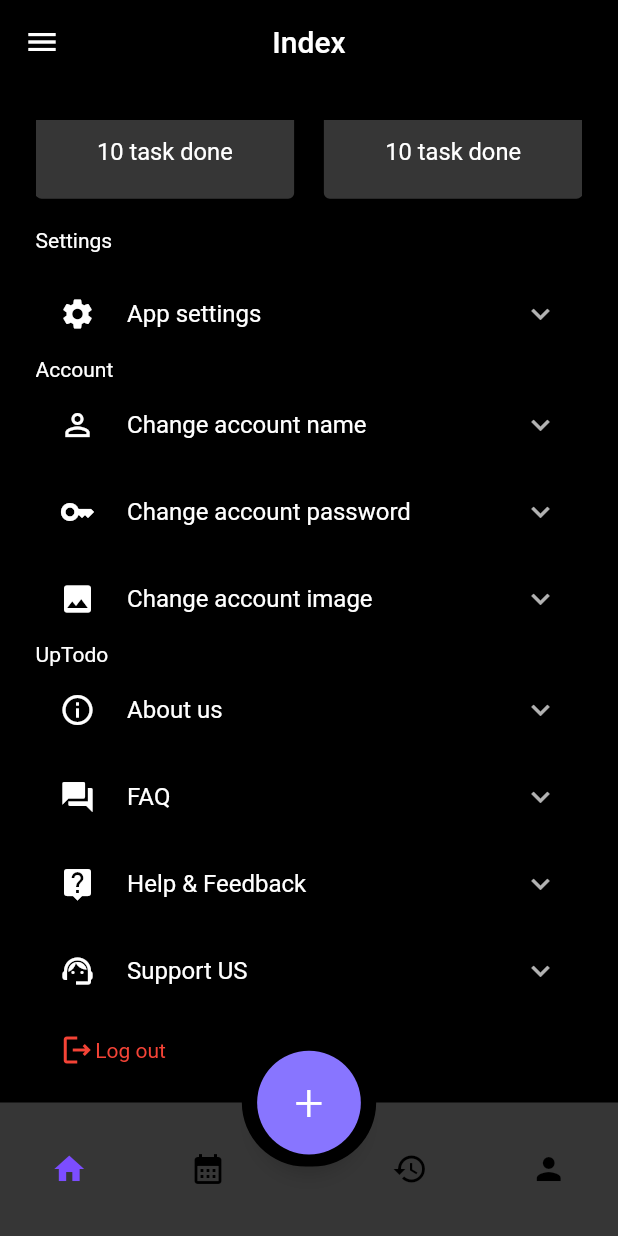
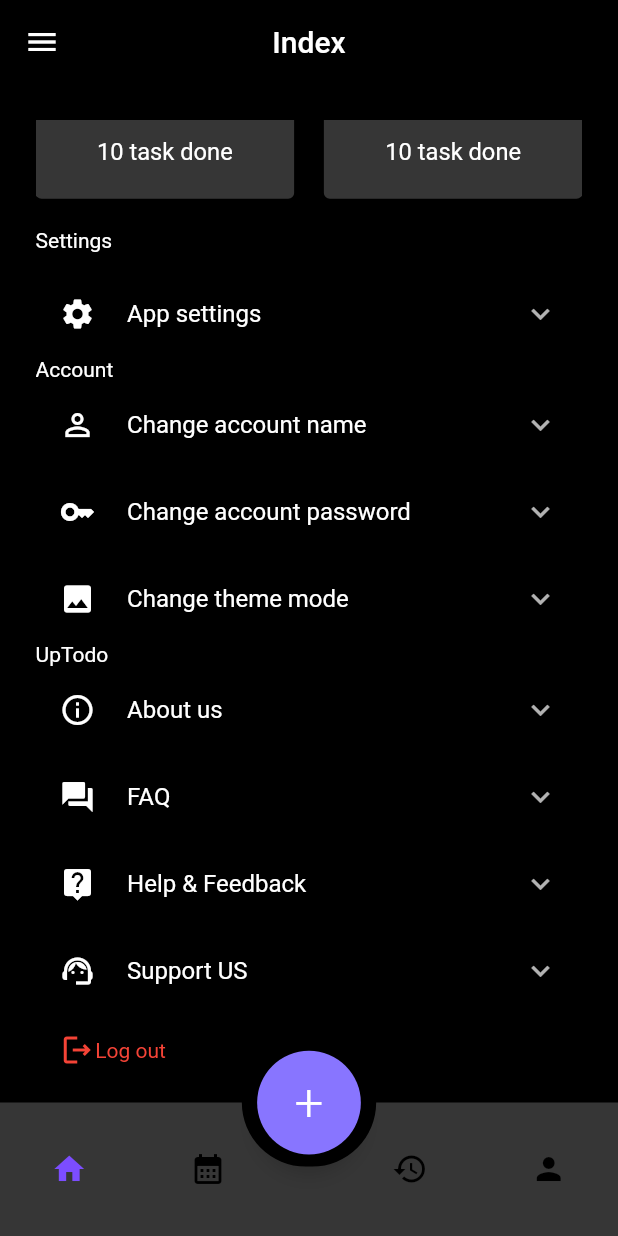
Before and after one commit to ahadjonovss/UpToDo, a Flutter app: the screen it shows after launch, item 4 of the bottom bar chosen, scrolled down 171 dp, on a phone screen of 412 x 824 dp. Run offline on Flutter 3.47's test engine with Material 2 defaults, Android fonts, the phone set to English and light mode, and no system bars; drawn by our look-alikes of animated_bottom_navigation_bar; our stand-ins replace calendar_date_picker2, easy_localization, flutter_screenutil, flutter_svg, lottie, shared_preferences and 1 more; accounts and stored records are empty; network calls fail.

```diff
--- /dev/null
+++ b/lib/core/database/dark_mode.dart
@@ -0,0 +1 @@
+bool isDark=true;
--- /dev/null
+++ b/lib/local_data/theme_provider.dart
@@ -0,0 +1,16 @@
+import 'package:flutter/cupertino.dart';
+import 'package:up_todo/local_data/shared_preference.dart';
+
+class ThemeProvider extends ChangeNotifier {
+  bool _isLight = StorageRepository.getBool("isLight");
+
+  setIsLight(bool isLight) async {
+    _isLight = isLight;
+    await StorageRepository.saveBool("isLight", _isLight);
+    notifyListeners();
+  }
+
+  getIsLight() {
+    return _isLight;
+  }
+}
--- a/lib/main.dart
+++ b/lib/main.dart
@@ -1,8 +1,14 @@
 import 'package:easy_localization/easy_localization.dart';
 import 'package:flutter/material.dart';
 import 'package:flutter_screenutil/flutter_screenutil.dart';
+import 'package:provider/provider.dart';
+import 'package:up_todo/core/database/dark_mode.dart';
 import 'package:up_todo/local_data/shared_preference.dart';
-import 'package:up_todo/routes/routes.dart';
+
+import 'package:up_todo/routes/routes.dart';import 'package:up_todo/utils/my_styles.dart';
+
+import 'local_data/theme_provider.dart';
+
 
 void main() async {
   WidgetsFlutterBinding.ensureInitialized();
@@ -16,7 +22,12 @@ void main() async {
           Locale('en',"EN")
     ],
         path: 'assets/translations',
-        child:  const MyApp()),
+        child:   MultiProvider(
+            providers: [
+            ChangeNotifierProvider(
+            create: (_) => ThemeProvider(),
+            )],
+            child: MyApp())),
   );
 }
 
@@ -31,13 +42,17 @@ class MyApp extends StatelessWidget {
         splitScreenMode: true,
         builder: (context, child) {
           return  MaterialApp(
+            theme: Styles.themeData(
+                !context.watch<ThemeProvider>().getIsLight(), context),
+            themeMode: context.watch<ThemeProvider>().getIsLight()
+                ? ThemeMode.dark
+                : ThemeMode.light,
             localizationsDelegates: context.localizationDelegates,
             supportedLocales: context.supportedLocales,
             locale: context.locale,
             darkTheme: ThemeData(
               brightness: Brightness.dark,
             ),
-            themeMode: ThemeMode.dark,
             onGenerateRoute: AppRoutes.generateRoute,
             initialRoute: RouteName.main,
             debugShowCheckedModeBanner: false,
--- a/lib/pages/home/account_page.dart
+++ b/lib/pages/home/account_page.dart
@@ -1,10 +1,15 @@
 import 'package:easy_localization/easy_localization.dart';
+import 'package:flutter/cupertino.dart';
 import 'package:flutter/material.dart';
 import 'package:flutter_screenutil/flutter_screenutil.dart';
 import 'package:shared_preferences/shared_preferences.dart';
+import 'package:up_todo/core/database/dark_mode.dart';
 import 'package:up_todo/local_data/shared_preference.dart';
 import 'package:up_todo/routes/routes.dart';
 import 'package:up_todo/utils/colors.dart';
+import 'package:provider/provider.dart';
+
+import '../../local_data/theme_provider.dart';
 
 class AccountPage extends StatefulWidget {
   const AccountPage({Key? key}) : super(key: key);
@@ -14,15 +19,18 @@ class AccountPage extends StatefulWidget {
 }
 
 class _AccountPageState extends State<AccountPage> {
+  bool _switchValue=true;
   int lang=StorageRepository.getInt('lang');
+  bool isLight = StorageRepository.getBool("isLight");
   @override
   Widget build(BuildContext context) {
+    var themeChanger = Provider.of<ThemeProvider>(context);
+
     TextEditingController ctrl_name=TextEditingController();
     TextEditingController ctrl_newpsw=TextEditingController();
     TextEditingController ctrl_oldpsw=TextEditingController();
     TextEditingController ctrl_psw=TextEditingController();
     return Scaffold(
-      backgroundColor: Colors.black,
       body: SafeArea(
         child: Container(
           padding: EdgeInsets.all(24).r,
@@ -88,17 +96,17 @@ class _AccountPageState extends State<AccountPage> {
                       children: [
                         RadioListTile(
                             selected: lang==0,
-                            title: Text("English"),
+                            title: const Text("English"),
                             value: 0,
                             groupValue:lang,
                             onChanged: (val) async {
                               lang=val!;
-                              context.setLocale(Locale('en',"EN"));
+                              context.setLocale(const Locale('en',"EN"));
                               await StorageRepository.saveInt('lang', 0);
                               setState(() {});
                             }),
                         RadioListTile(
-                            title: Text("Uzbek"),
+                            title: const Text("Uzbek"),
                             selected: lang==1,
                             value: 1,
                             groupValue:lang,
@@ -153,7 +161,9 @@ class _AccountPageState extends State<AccountPage> {
                             TextButton(onPressed: () async {
                               await StorageRepository.saveString('name', ctrl_name.text);
                               ctrl_name.text='';
-                              Navigator.pushNamed(context, RouteName.account);
+                              setState(() {
+
+                              });
                             }, child: Text("Save".tr()))
                           ],
                         )
@@ -239,9 +249,21 @@ class _AccountPageState extends State<AccountPage> {
                         children: [
                           Icon(Icons.image,color: Colors.white,),
                           SizedBox(width: 20.w,),
-                          Text("Change account image".tr())
+                          Text("Change theme mode".tr())
                         ],
                       ),
+                      children: [
+                        CupertinoSwitch(
+                          value: _switchValue,
+                          onChanged: (value) {
+                            setState(() {
+                              isLight = !isLight;
+                              _switchValue = !_switchValue;
+                            });
+                            themeChanger.setIsLight(isLight);
+                          },
+                        ),
+                      ],
                     ),
                     Text("UpTodo".tr(),textAlign: TextAlign.start,),
                     ExpansionTile(
--- a/lib/pages/home/home_page.dart
+++ b/lib/pages/home/home_page.dart
@@ -135,7 +135,6 @@ class _HomePageState extends State<HomePage> {
                                         setState(() {
                                           getList();
                                         });
-                                        print(snapshot.data![index].isComplated);
                                       },
                                       child: snapshot.data![index].isComplated==0?task(context,snapshot.data![index],(){
                                         setState(() {});
--- /dev/null
+++ b/lib/utils/my_styles.dart
@@ -0,0 +1,27 @@
+import 'package:flutter/material.dart';
+
+class Styles {
+  static ThemeData themeData(bool isDarkTheme, BuildContext context) {
+    return ThemeData(
+      primarySwatch: Colors.red,
+      primaryColor: isDarkTheme ? Colors.black : Colors.white,
+      backgroundColor: isDarkTheme ? Colors.black : Color(0xffF1F5FB),
+      indicatorColor: isDarkTheme ? Color(0xff0E1D36) : Color(0xffCBDCF8),
+      buttonColor: isDarkTheme ? Color(0xff3B3B3B) : Color(0xffF1F5FB),
+      hintColor: isDarkTheme ? Color(0xff280C0B) : Color(0xffEECED3),
+      highlightColor: isDarkTheme ? Color(0xff372901) : Color(0xffFCE192),
+      hoverColor: isDarkTheme ? Color(0xff3A3A3B) : Color(0xff4285F4),
+      focusColor: isDarkTheme ? Color(0xff0B2512) : Color(0xffA8DAB5),
+      disabledColor: Colors.grey,
+      // textSelectionColor: isDarkTheme ? Colors.white : Colors.black,
+      cardColor: isDarkTheme ? Color(0xFF151515) : Colors.white,
+      canvasColor: isDarkTheme ? Colors.black : Colors.grey[50],
+      brightness: isDarkTheme ? Brightness.dark : Brightness.light,
+      buttonTheme: Theme.of(context).buttonTheme.copyWith(
+          colorScheme: isDarkTheme ? ColorScheme.dark() : ColorScheme.light()),
+      appBarTheme: AppBarTheme(
+        elevation: 0.0,
+      ),
+    );
+  }
+}
--- a/pubspec.yaml
+++ b/pubspec.yaml
@@ -45,6 +45,7 @@ dependencies:
   flutter_svg: ^1.1.6
   shared_preferences: ^2.0.15
   easy_localization: ^3.0.1
+  provider: ^6.0.4
 
 dev_dependencies:
   flutter_test:
```
Also changed, not shown: pubspec.lock.
